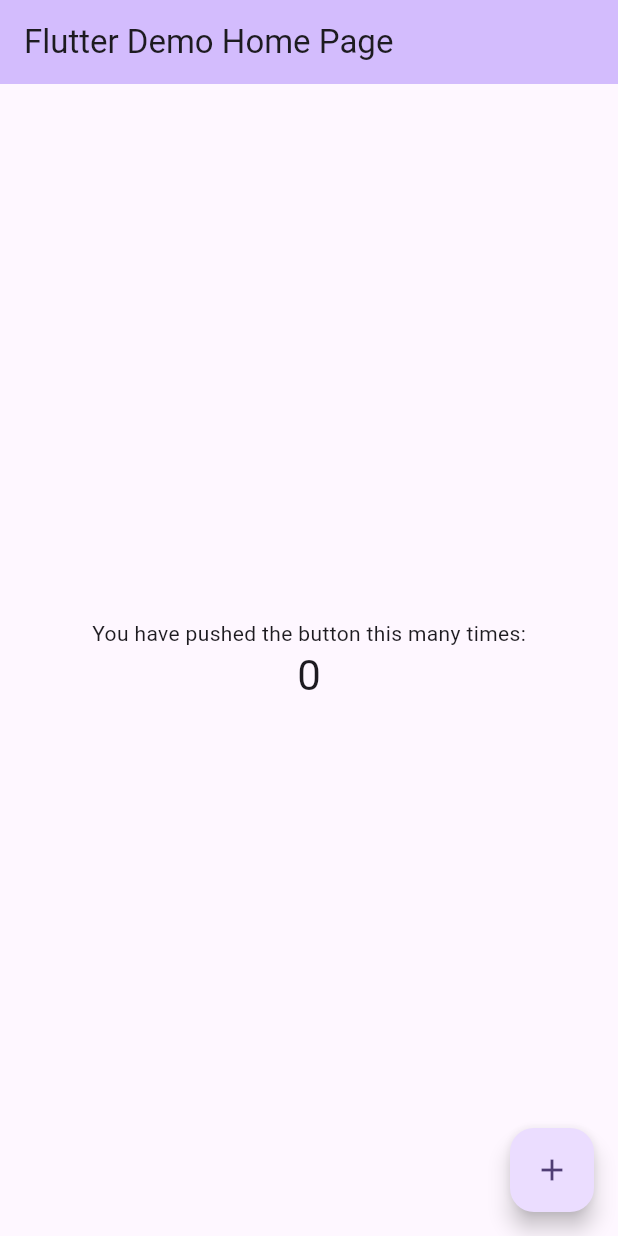
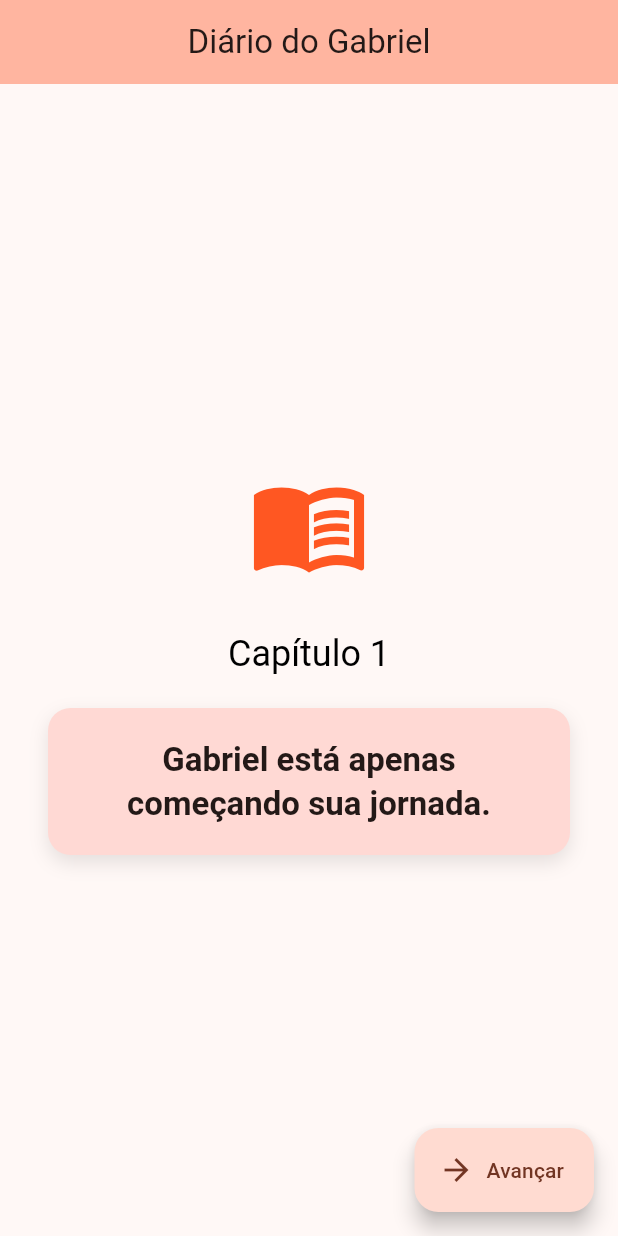
Before and after one commit to boosa515/my_app_flutter, a Flutter app: the screen it shows after launch, on a phone screen of 412 x 824 dp. Run offline on Flutter 3.47's test engine with Material 3 defaults, Android fonts, the phone set to English and light mode, and no system bars.

Commit message:
commit 2

```diff
--- a/lib/main.dart
+++ b/lib/main.dart
@@ -7,115 +7,101 @@ void main() {
 class MyApp extends StatelessWidget {
   const MyApp({super.key});
 
-  // This widget is the root of your application.
   @override
   Widget build(BuildContext context) {
     return MaterialApp(
-      title: 'Flutter Demo',
+      title: 'Jornada Interativa',
       theme: ThemeData(
-        // This is the theme of your application.
-        //
-        // TRY THIS: Try running your application with "flutter run". You'll see
-        // the application has a purple toolbar. Then, without quitting the app,
-        // try changing the seedColor in the colorScheme below to Colors.green
-        // and then invoke "hot reload" (save your changes or press the "hot
-        // reload" button in a Flutter-supported IDE, or press "r" if you used
-        // the command line to start the app).
-        //
-        // Notice that the counter didn't reset back to zero; the application
-        // state is not lost during the reload. To reset the state, use hot
-        // restart instead.
-        //
-        // This works for code too, not just values: Most code changes can be
-        // tested with just a hot reload.
-        colorScheme: .fromSeed(seedColor: Colors.deepPurple),
+        colorScheme: ColorScheme.fromSeed(seedColor: Colors.deepOrange),
+        useMaterial3: true,
       ),
-      home: const MyHomePage(title: 'Flutter Demo Home Page'),
+      home: const TonhoStoryPage(),
     );
   }
 }
 
-class MyHomePage extends StatefulWidget {
-  const MyHomePage({super.key, required this.title});
-
-  // This widget is the home page of your application. It is stateful, meaning
-  // that it has a State object (defined below) that contains fields that affect
-  // how it looks.
-
-  // This class is the configuration for the state. It holds the values (in this
-  // case the title) provided by the parent (in this case the App widget) and
-  // used by the build method of the State. Fields in a Widget subclass are
-  // always marked "final".
-
-  final String title;
+class TonhoStoryPage extends StatefulWidget {
+  const TonhoStoryPage({super.key});
 
   @override
-  State<MyHomePage> createState() => _MyHomePageState();
+  State<TonhoStoryPage> createState() => _TonhoStoryPageState();
 }
 
-class _MyHomePageState extends State<MyHomePage> {
-  int _counter = 0;
+class _TonhoStoryPageState extends State<TonhoStoryPage> {
+  int _step = 0;
 
-  void _incrementCounter() {
+  final List<String> _storyBeats = [
+    "Gabriel está apenas começando sua jornada.",
+    "O foco agora é terminar a graduação em Engenharia da Computação.",
+    "Buscando opções de bolsas de estudo para ir mais longe...",
+    "Gabriel está sonhando com um mestrado...",
+    "...ou talvez uma pós-graduação!",
+    "Escrevendo sua própria história, um passo de cada vez."
+  ];
+
+  void _nextStep() {
     setState(() {
-      // This call to setState tells the Flutter framework that something has
-      // changed in this State, which causes it to rerun the build method below
-      // so that the display can reflect the updated values. If we changed
-      // _counter without calling setState(), then the build method would not be
-      // called again, and so nothing would appear to happen.
-      _counter++;
+      _step = (_step + 1) % _storyBeats.length;
     });
   }
 
   @override
   Widget build(BuildContext context) {
-    // This method is rerun every time setState is called, for instance as done
-    // by the _incrementCounter method above.
-    //
-    // The Flutter framework has been optimized to make rerunning build methods
-    // fast, so that you can just rebuild anything that needs updating rather
-    // than having to individually change instances of widgets.
     return Scaffold(
       appBar: AppBar(
-        // TRY THIS: Try changing the color here to a specific color (to
-        // Colors.amber, perhaps?) and trigger a hot reload to see the AppBar
-        // change color while the other colors stay the same.
         backgroundColor: Theme.of(context).colorScheme.inversePrimary,
-        // Here we take the value from the MyHomePage object that was created by
-        // the App.build method, and use it to set our appbar title.
-        title: Text(widget.title),
+        title: const Text('Diário do Gabriel'),
+        centerTitle: true,
       ),
       body: Center(
-        // Center is a layout widget. It takes a single child and positions it
-        // in the middle of the parent.
-        child: Column(
-          // Column is also a layout widget. It takes a list of children and
-          // arranges them vertically. By default, it sizes itself to fit its
-          // children horizontally, and tries to be as tall as its parent.
-          //
-          // Column has various properties to control how it sizes itself and
-          // how it positions its children. Here we use mainAxisAlignment to
-          // center the children vertically; the main axis here is the vertical
-          // axis because Columns are vertical (the cross axis would be
-          // horizontal).
-          //
-          // TRY THIS: Invoke "debug painting" (choose the "Toggle Debug Paint"
-          // action in the IDE, or press "p" in the console), to see the
-          // wireframe for each widget.
-          mainAxisAlignment: .center,
-          children: [
-            const Text('You have pushed the button this many times:'),
-            Text(
-              '$_counter',
-              style: Theme.of(context).textTheme.headlineMedium,
-            ),
-          ],
+        child: Padding(
+          padding: const EdgeInsets.all(32.0),
+          child: Column(
+            mainAxisAlignment: MainAxisAlignment.center,
+            children: [
+              const Icon(
+                Icons.menu_book,
+                size: 80,
+                color: Colors.deepOrange,
+              ),
+              const SizedBox(height: 30),
+              Text(
+                'Capítulo ${_step + 1}',
+                style: Theme.of(context).textTheme.headlineSmall?.copyWith(
+                  color: const Color.fromARGB(255, 0, 0, 0),
+                ),
+              ),
+              const SizedBox(height: 20),
+              Container(
+                padding: const EdgeInsets.all(20),
+                decoration: BoxDecoration(
+                  color: const Color.fromARGB(255, 255, 217, 212),
+                  borderRadius: BorderRadius.circular(15),
+                  boxShadow: [
+                    BoxShadow(
+                      color: Colors.black.withOpacity(0.1),
+                      blurRadius: 10,
+                      offset: const Offset(0, 5),
+                    ),
+                  ],
+                ),
+                child: Text(
+                  _storyBeats[_step],
+                  textAlign: TextAlign.center,
+                  style: Theme.of(context).textTheme.titleLarge?.copyWith(
+                    fontWeight: FontWeight.w600,
+                    height: 1.3,
+                  ),
+                ),
+              ),
+            ],
+          ),
         ),
       ),
-      floatingActionButton: FloatingActionButton(
-        onPressed: _incrementCounter,
-        tooltip: 'Increment',
-        child: const Icon(Icons.add),
+      floatingActionButton: FloatingActionButton.extended(
+        onPressed: _nextStep,
+        icon: const Icon(Icons.arrow_forward),
+        label: const Text('Avançar'),
       ),
     );
   }
```
